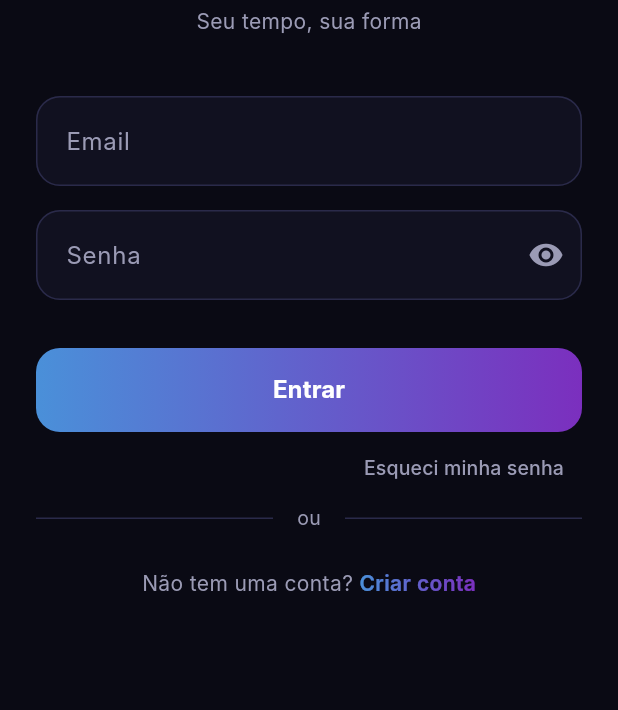
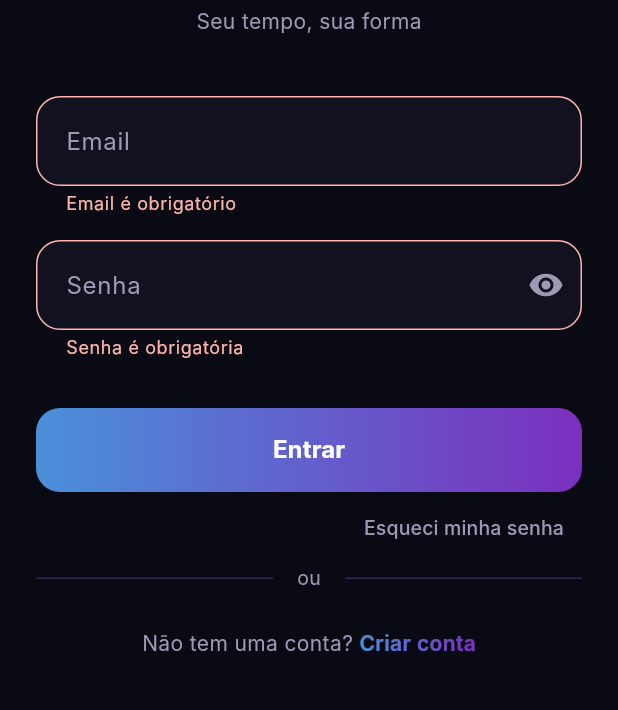
Before and after one commit to Fernando-CR19/kronos-app, a Flutter app: the screen it shows after launch, after a tap on "Entrar", on a phone screen of 412 x 824 dp, the part 390-1100 px from its top. Run offline on Flutter 3.47's test engine with Material 3 defaults, Android fonts, the phone set to English and light mode, and no system bars; our stand-ins replace dio, drift, flutter_dotenv, flutter_riverpod; accounts and stored records are empty; generated files the repository leaves out were written again; Roboto replaces fonts that are missing (Inter).

Commit message:
feat: integrate login screen with API

```diff
--- a/lib/features/auth/screens/login_screen.dart
+++ b/lib/features/auth/screens/login_screen.dart
@@ -1,5 +1,7 @@
+import 'package:dio/dio.dart';
 import 'package:flutter/material.dart';
 import 'package:flutter_riverpod/flutter_riverpod.dart';
+import 'package:kronos_app/features/auth/providers/auth_provider.dart';
 
 import 'package:kronos_app/features/auth/screens/register_screen.dart';
 
@@ -11,7 +13,54 @@ class LoginScreen extends ConsumerStatefulWidget {
 }
 
 class _LoginScreenState extends ConsumerState<LoginScreen> {
+  final _formKey = GlobalKey<FormState>();
+
+  final _emailController = TextEditingController();
+  final _passwordController = TextEditingController();
+
   bool _showPassword = false;
+
+  Future<void> _login() async {
+    if (!_formKey.currentState!.validate()) return;
+
+    try {
+      final authService = ref.read(authServiceProvider);
+
+      await authService.login(
+        email: _emailController.text,
+        password: _passwordController.text,
+      );
+
+      if (!mounted) return;
+
+      ScaffoldMessenger.of(
+        context,
+      ).showSnackBar(SnackBar(content: Text('Login realizado com sucesso')));
+
+    } on DioException catch (err) {
+      if (!mounted) return;
+
+      final statusCode = err.response?.statusCode;
+
+      String message;
+      if (statusCode == 401 || statusCode == 404) {
+        message = 'As credenciais estão erradas.';
+      } else {
+        message = 'Erro ao fazer login.';
+      }
+
+      ScaffoldMessenger.of(
+        context,
+      ).showSnackBar(SnackBar(content: Text(message)));
+    }
+  }
+
+  @override
+  void dispose() {
+    _emailController.dispose();
+    _passwordController.dispose();
+    super.dispose();
+  }
 
   @override
   Widget build(BuildContext context) {
@@ -22,6 +71,8 @@ class _LoginScreenState extends ConsumerState<LoginScreen> {
             padding: EdgeInsets.symmetric(horizontal: 24),
             child: SizedBox(
               width: double.infinity,
+              child: Form(
+                key: _formKey,
                 child: Column(
                   mainAxisAlignment: MainAxisAlignment.center,
                   crossAxisAlignment: CrossAxisAlignment.center,
@@ -47,19 +98,34 @@ class _LoginScreenState extends ConsumerState<LoginScreen> {
                         SizedBox(height: 4),
                         Text(
                           'Seu tempo, sua forma',
-                        style: TextStyle(fontSize: 14, color: Color(0xFF9B9BB5)),
+                          style: TextStyle(
+                            fontSize: 14,
+                            color: Color(0xFF9B9BB5),
+                          ),
                         ),
                       ],
                     ),
 
                     SizedBox(height: 40),
-                  TextField(
+                    TextFormField(
+                      controller: _emailController,
                       keyboardType: TextInputType.emailAddress,
                       decoration: InputDecoration(hintText: 'Email'),
+                      validator: (value) {
+                        if (value == null || value.isEmpty) {
+                          return 'Email é obrigatório';
+                        }
+                        if (!value.contains('@') || !value.contains('.')) {
+                          return 'Email inválido';
+                        }
+
+                        return null;
+                      },
                     ),
 
                     SizedBox(height: 16),
-                  TextField(
+                    TextFormField(
+                      controller: _passwordController,
                       obscureText: !_showPassword,
                       decoration: InputDecoration(
                         hintText: 'Senha',
@@ -67,11 +133,23 @@ class _LoginScreenState extends ConsumerState<LoginScreen> {
                           onPressed: () =>
                               setState(() => _showPassword = !_showPassword),
                           icon: Icon(
-                          _showPassword ? Icons.visibility_off : Icons.visibility,
+                            _showPassword
+                                ? Icons.visibility_off
+                                : Icons.visibility,
                             color: Color(0xFF9B9BB5),
                           ),
                         ),
                       ),
+                      validator: (value) {
+                        if (value == null || value.isEmpty) {
+                          return 'Senha é obrigatória';
+                        }
+                        if (value.length < 6) {
+                          return 'A senha deve ter no mímino 6 caracteres';
+                        }
+
+                        return null;
+                      },
                     ),
 
                     SizedBox(height: 32),
@@ -85,7 +163,7 @@ class _LoginScreenState extends ConsumerState<LoginScreen> {
                         borderRadius: BorderRadius.circular(16),
                       ),
                       child: ElevatedButton(
-                      onPressed: () {},
+                        onPressed: _login,
                         style: ElevatedButton.styleFrom(
                           backgroundColor: Colors.transparent,
                           shadowColor: Colors.transparent,
@@ -110,18 +188,17 @@ class _LoginScreenState extends ConsumerState<LoginScreen> {
                         onPressed: () {},
                         child: Text(
                           'Esqueci minha senha',
-                        style: TextStyle(color: Color(0xFF9B9BB5), fontSize: 13),
+                          style: TextStyle(
+                            color: Color(0xFF9B9BB5),
+                            fontSize: 13,
+                          ),
                         ),
                       ),
                     ),
 
                     Row(
                       children: [
-                      Expanded(
-                        child: Divider(
-                          color: Color(0xFF2A2A4A),
-                        ),
-                      ),
+                        Expanded(child: Divider(color: Color(0xFF2A2A4A))),
                         Padding(
                           padding: EdgeInsets.symmetric(horizontal: 16),
                           child: Text(
@@ -132,11 +209,7 @@ class _LoginScreenState extends ConsumerState<LoginScreen> {
                             ),
                           ),
                         ),
-                      Expanded(
-                        child: Divider(
-                          color: Color(0xFF2A2A4A),
-                        ),
-                      )
+                        Expanded(child: Divider(color: Color(0xFF2A2A4A))),
                       ],
                     ),
 
@@ -156,7 +229,9 @@ class _LoginScreenState extends ConsumerState<LoginScreen> {
                           onTap: () {
                             Navigator.push(
                               context,
-                            MaterialPageRoute(builder: (context) => RegisterScreen()),
+                              MaterialPageRoute(
+                                builder: (context) => RegisterScreen(),
+                              ),
                             );
                           },
                           child: ShaderMask(
@@ -181,6 +256,7 @@ class _LoginScreenState extends ConsumerState<LoginScreen> {
             ),
           ),
         ),
+      ),
     );
   }
 }
--- a/lib/features/auth/services/auth_service.dart
+++ b/lib/features/auth/services/auth_service.dart
@@ -21,4 +21,19 @@ class AuthService {
       },
     );
   }
+
+  Future<Map<String, dynamic>> login({
+    required String email,
+    required String password
+  }) async {
+    final response = await _apiService.client.post(
+      '/auth/login-user',
+      data: {
+        'email': email,
+        'password': password
+      },
+    );
+
+    return response.data;
+  }
 }
```
Lines whose indentation alone changed are shown as unchanged.
